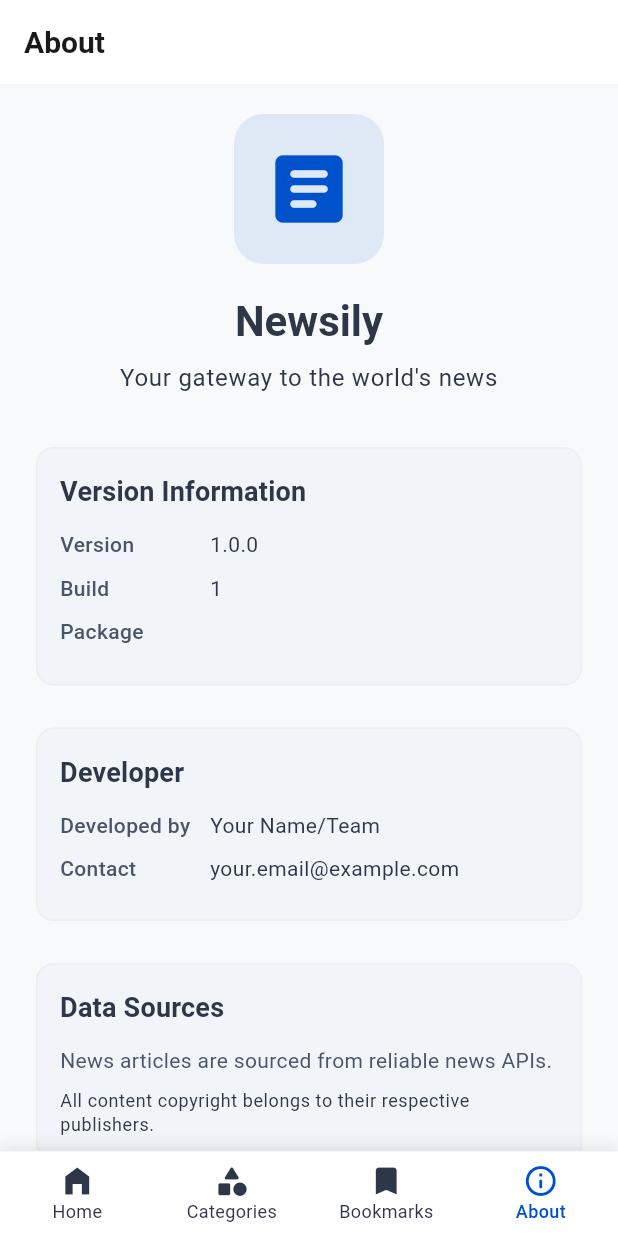
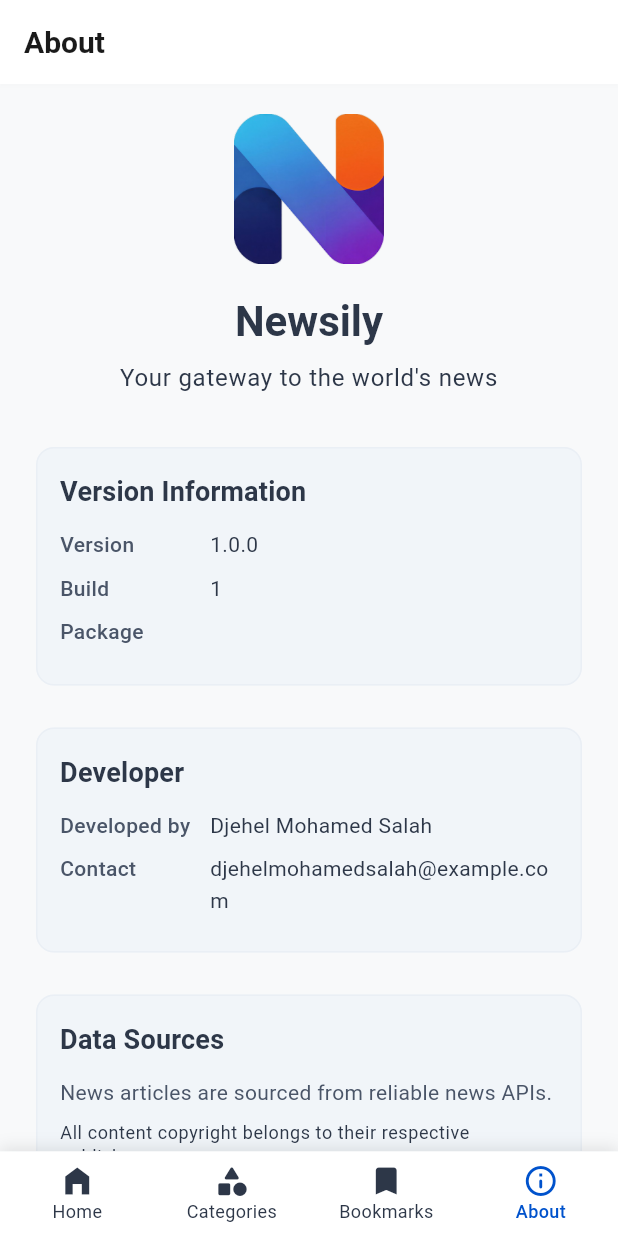
Before and after one commit to MosalahDJ/Newsili, a Flutter app: the screen it shows after launch, item 4 of the bottom bar chosen, on a phone screen of 412 x 824 dp. Run offline on Flutter 3.47's test engine with Material 3 defaults, Android fonts, the phone set to English and light mode, and no system bars; our stand-ins replace cached_network_image, carousel_slider, equatable, flutter_bloc, flutter_dotenv, package_info_plus and 5 more; accounts and stored records are empty; network calls fail.

Commit message:
refactor: modifying the developper info section and also odify the app logo section and add the app logo instead of an icon and also modify the logo for make it more proffesional

```diff
--- a/lib/presentation/screens/about_page.dart
+++ b/lib/presentation/screens/about_page.dart
@@ -24,19 +24,13 @@ class AboutPage extends StatelessWidget {
               crossAxisAlignment: CrossAxisAlignment.center,
               children: [
                 // App Logo/Icon
-                Container(
+                SizedBox(
                   width: 100,
                   height: 100,
-                  decoration: BoxDecoration(
-                    color: Theme.of(
-                      context,
-                    ).colorScheme.primary.withValues(alpha: 0.1),
-                    borderRadius: BorderRadius.circular(20),
-                  ),
-                  child: Icon(
-                    Icons.article_rounded,
-                    size: 60,
-                    color: Theme.of(context).colorScheme.primary,
+
+                  child: Image.asset(
+                    'lib/assets/images/newsily_logo/newsily_logo_png.png',
+                    fit: BoxFit.contain,
                   ),
                 ),
                 const SizedBox(height: 20),
@@ -83,8 +77,8 @@ class AboutPage extends StatelessWidget {
                   context,
                   title: 'Developer',
                   children: [
-                    _buildInfoRow(context, 'Developed by', 'Your Name/Team'),
-                    _buildInfoRow(context, 'Contact', 'your.email@example.com'),
+                    _buildInfoRow(context, 'Developed by', 'Djehel Mohamed Salah'),
+                    _buildInfoRow(context, 'Contact', 'djehelmohamedsalah@example.com'),
                   ],
                 ),
 
```
Also changed, not shown: lib/assets/images/newsily_logo/newsily_logo_png.png, lib/assets/images/newsily_logo_png.png (added).
